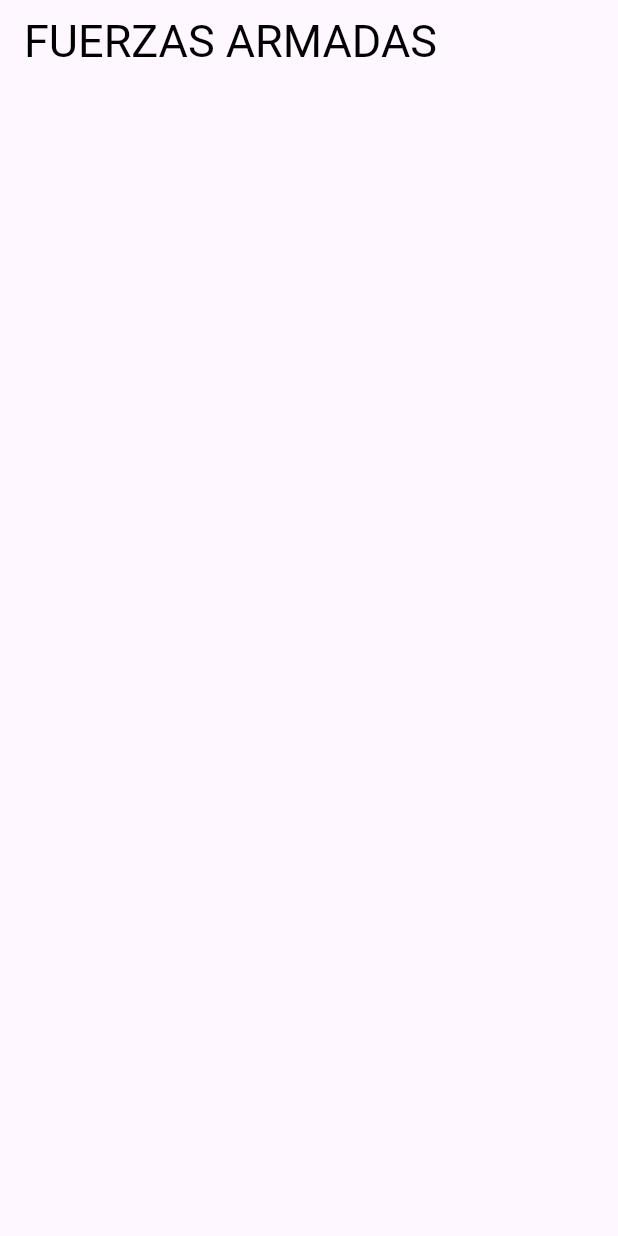
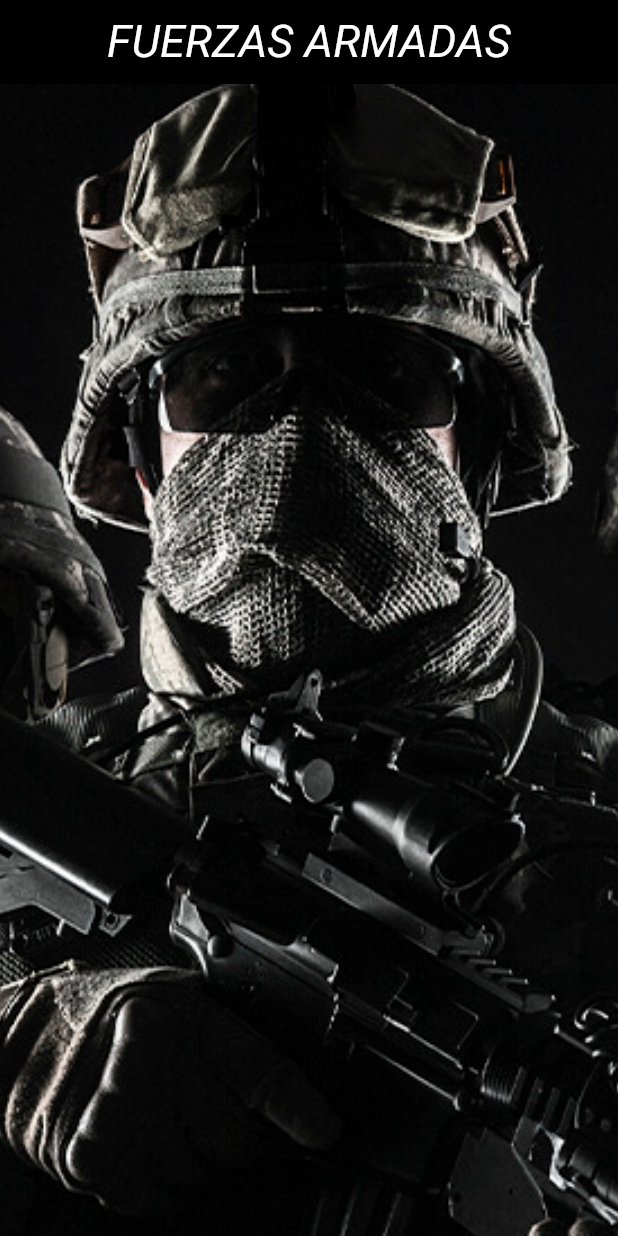
Before and after one commit to julio763284/Guerras, a Flutter app: the screen it shows after launch, on a phone screen of 412 x 824 dp. Run offline on Flutter 3.47's test engine with Material 3 defaults, Android fonts, the phone set to English and light mode, and no system bars.

Commit message:
Mejore la vista inicial
Agregue una imagen de fondo  y centre el tittulo del appbar

```diff
--- a/app/lib/Inicial.dart
+++ b/app/lib/Inicial.dart
@@ -13,10 +13,22 @@ class Inicial extends StatelessWidget {
           "FUERZAS ARMADAS",
           style: TextStyle(
             fontSize: 30, // Tamaño de fuente
-            fontStyle: FontStyle.normal, // Cursiva
-            color: Colors.black // Color del texto
+            fontStyle: FontStyle.italic, // Cursiva
+            color: Colors.white // Color del texto
           ),
         ),
+        centerTitle: true, // titulo appbar centrado
+        backgroundColor: Colors.black,
+      ),
+      body: Stack(
+        children: [
+          Positioned.fill(
+            child: Image.asset(
+              'assets/Fondos.jpg',
+              fit: BoxFit.cover,
+            ),
+          )
+        ],
       ),
     );
   }
--- a/app/pubspec.yaml
+++ b/app/pubspec.yaml
@@ -61,7 +61,11 @@ flutter:
   # assets:
   #   - images/a_dot_burr.jpeg
   #   - images/a_dot_ham.jpeg
-
+  assets:
+    - assets/Brasil.jpg
+    - assets/Colombia.jpg
+    - assets/uruguay.jpg
+    - assets/Fondos.jpg
   # An image asset can refer to one or more resolution-specific "variants", see
   # https://flutter.dev/to/resolution-aware-images
 
```
Also changed, not shown: app/assets/Brasil.jpg (added), app/assets/Colombia.jpg (added), app/assets/Fondos.jpg (added), app/assets/uruguay.jpg (added), app/pubspec.lock.
